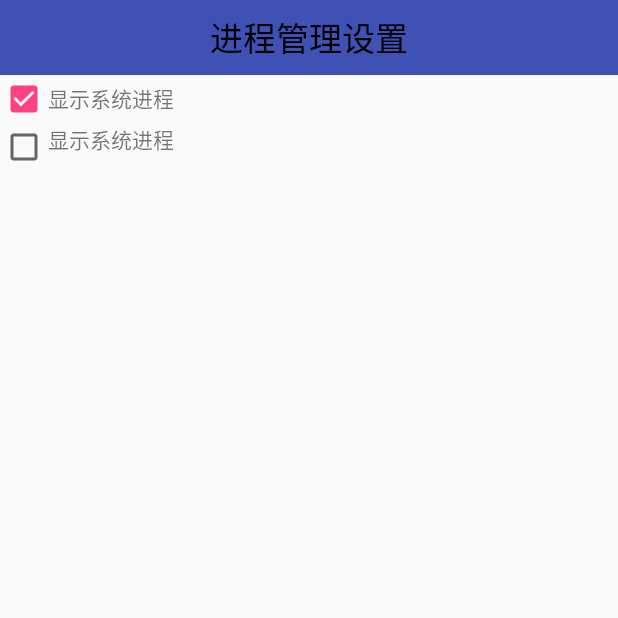
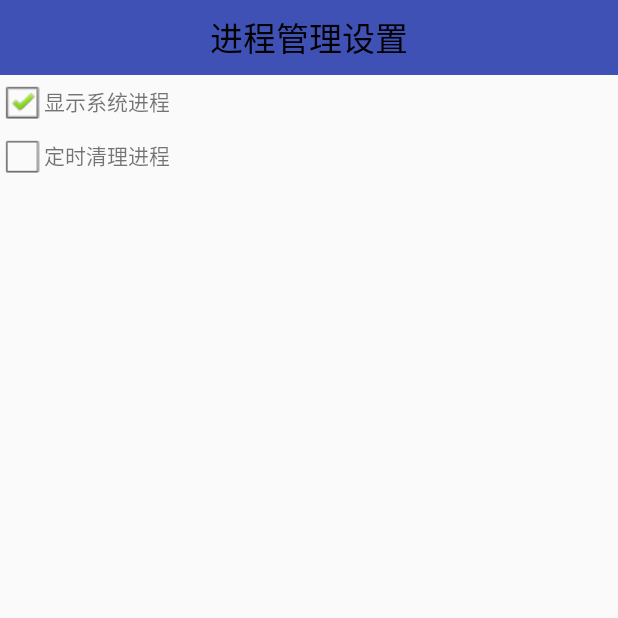
Before and after one commit to dengyi1992/MobileSafe1, an Android app: the TaskSettingActivity screen opened directly, with no data from a screen before it, on a phone screen of 412 x 824 dp, the top half of it. Run offline under Robolectric (Android 15) with nearby library versions, the phone set to English and light mode, and no system bars.

Commit message:
完成了进程管理功能

```diff
--- a/app/src/main/AndroidManifest.xml
+++ b/app/src/main/AndroidManifest.xml
@@ -91,7 +91,8 @@
             android:name=".service.CallSafeService"
             android:enabled="true"
             android:exported="true" />
-
+        <!--定时清理进程-->
+        <service android:name=".service.KillProcessService"></service>
 
     </application>
 
--- a/app/src/main/java/com/dengyi/mobilesafe/activity/TaskManagerActivity.java
+++ b/app/src/main/java/com/dengyi/mobilesafe/activity/TaskManagerActivity.java
@@ -95,6 +95,7 @@ public class TaskManagerActivity extends Activity {
                     TaskInfo taskInfo = (TaskInfo) object;
 
                     ViewHolder holder = (ViewHolder) view.getTag();
+                    //如果是自己就跳过
 
                     if (taskInfo.getPackageName().equals(getPackageName())) {
                         return;
--- a/app/src/main/java/com/dengyi/mobilesafe/activity/TaskSettingActivity.java
+++ b/app/src/main/java/com/dengyi/mobilesafe/activity/TaskSettingActivity.java
@@ -1,18 +1,24 @@
 package com.dengyi.mobilesafe.activity;
 
 import android.app.Activity;
+import android.content.Intent;
 import android.content.SharedPreferences;
 import android.os.Bundle;
 import android.widget.CheckBox;
 import android.widget.CompoundButton;
 
 import com.dengyi.mobilesafe.R;
+import com.dengyi.mobilesafe.service.KillProcessService;
+import com.dengyi.mobilesafe.utils.ServiceStatusUtils;
 
 /**
  * 进程管理的设置页面
  * Created by deng on 2015/11/24.
  */
 public class TaskSettingActivity extends Activity{
+
+    private CheckBox cb_setting_time;
+
     @Override
     protected void onCreate(Bundle savedInstanceState) {
         super.onCreate(savedInstanceState);
@@ -30,16 +36,37 @@ public class TaskSettingActivity extends Activity{
         showSysApp.setOnCheckedChangeListener(new CompoundButton.OnCheckedChangeListener() {
             @Override
             public void onCheckedChanged(CompoundButton buttonView, boolean isChecked) {
-                if (isChecked){
+
                     SharedPreferences.Editor edit =  sp.edit();
-                    edit.putBoolean("is_show_system",true);
+                    edit.putBoolean("is_show_system",isChecked);
                     edit.commit();
-                }else {
-                    SharedPreferences.Editor edit =  sp.edit();
-                    edit.putBoolean("is_show_system",false);
-                    edit.commit();
+
+            }
+        });
+        //定时清理进程
+        cb_setting_time = (CheckBox) findViewById(R.id.cb_setting_time);
+        cb_setting_time.setOnCheckedChangeListener(new CompoundButton.OnCheckedChangeListener() {
+            Intent intent = new Intent(TaskSettingActivity.this, KillProcessService.class);
+
+            @Override
+            public void onCheckedChanged(CompoundButton buttonView, boolean isChecked) {
+                if (isChecked) {
+                    startService(intent);
+                } else {
+                    stopService(intent);
                 }
+
             }
         });
     }
+
+    @Override
+    protected void onStart() {
+        super.onStart();
+        if (ServiceStatusUtils.isServiceRunning(TaskSettingActivity.this, "com.dengyi.mobilesafe.service.KillProcessService")){
+            cb_setting_time.setChecked(true);
+        }else {
+            cb_setting_time.setChecked(false);
+        }
+    }
 }
--- /dev/null
+++ b/app/src/main/res/drawable/btn_check.xml
@@ -0,0 +1,29 @@
+<?xml version="1.0" encoding="utf-8"?>
+<!-- Copyright (C) 2008 The Android Open Source Project
+
+     Licensed under the Apache License, Version 2.0 (the "License");
+     you may not use this file except in compliance with the License.
+     You may obtain a copy of the License at
+
+          http://www.apache.org/licenses/LICENSE-2.0
+
+     Unless required by applicable law or agreed to in writing, software
+     distributed under the License is distributed on an "AS IS" BASIS,
+     WITHOUT WARRANTIES OR CONDITIONS OF ANY KIND, either express or implied.
+     See the License for the specific language governing permissions and
+     limitations under the License.
+-->
+
+<selector xmlns:android="http://schemas.android.com/apk/res/android">
+
+    <!-- Enabled states -->
+
+    <item android:state_checked="true"
+
+          android:drawable="@drawable/btn_check_on" />
+    <item android:state_checked="false"
+
+          android:drawable="@drawable/btn_check_off" />
+
+
+</selector>
--- a/app/src/main/res/layout/activity_task_setting.xml
+++ b/app/src/main/res/layout/activity_task_setting.xml
@@ -1,42 +1,48 @@
 <?xml version="1.0" encoding="utf-8"?>
 <LinearLayout xmlns:android="http://schemas.android.com/apk/res/android"
-    android:orientation="vertical" android:layout_width="match_parent"
-    android:layout_height="match_parent">
+    android:layout_width="match_parent"
+    android:layout_height="match_parent"
+    android:orientation="vertical">
+
     <TextView
         style="@style/MyTitleStyle"
-        android:text="进程管理设置"/>
+        android:text="进程管理设置" />
+
     <LinearLayout
         android:layout_width="match_parent"
         android:layout_height="wrap_content"
         android:orientation="horizontal">
+
         <CheckBox
             android:id="@+id/cb_showsysapp"
             android:layout_width="wrap_content"
-            android:layout_height="wrap_content" />
+            android:layout_height="wrap_content"
+            android:button="@drawable/btn_check"
+            />
+
         <TextView
             android:layout_width="wrap_content"
             android:layout_height="wrap_content"
-            android:text="显示系统进程"/>
+            android:text="显示系统进程" />
     </LinearLayout>
+
     <LinearLayout
         android:layout_width="match_parent"
         android:layout_height="wrap_content"
         android:orientation="horizontal">
+
         <CheckBox
-            android:layout_width="wrap_content"
-            android:layout_height="wrap_content" />
-        <LinearLayout
+            android:id="@+id/cb_setting_time"
             android:layout_width="wrap_content"
             android:layout_height="wrap_content"
-            android:orientation="vertical">
-            <TextView
-                android:layout_width="wrap_content"
-                android:layout_height="wrap_content"
-                android:text="显示系统进程"/>
-            <TextView
-                android:layout_width="wrap_content"
-                android:layout_height="wrap_content" />
-        </LinearLayout>
+            android:button="@drawable/btn_check"
+            />
+
+        <TextView
+            android:layout_width="wrap_content"
+            android:layout_height="wrap_content"
+            android:text="定时清理进程" />
+
     </LinearLayout>
 
 
--- a/app/src/main/res/layout/item_task_manager.xml
+++ b/app/src/main/res/layout/item_task_manager.xml
@@ -48,6 +48,7 @@
                 android:paddingRight="5.0dip"
                 android:focusable="false"
                 android:clickable="false"
+                android:button="@drawable/btn_check"
                 />
         </LinearLayout>
 
```
Also changed, not shown: app/src/main/java/com/dengyi/mobilesafe/engine/TaskInfoParper.java (+8 -2 lines), app/src/main/java/com/dengyi/mobilesafe/service/KillProcessService.java (added, +75 -0 lines), app/src/main/res/drawable/btn_check_off.png (added), app/src/main/res/drawable/btn_check_on.png (added).
